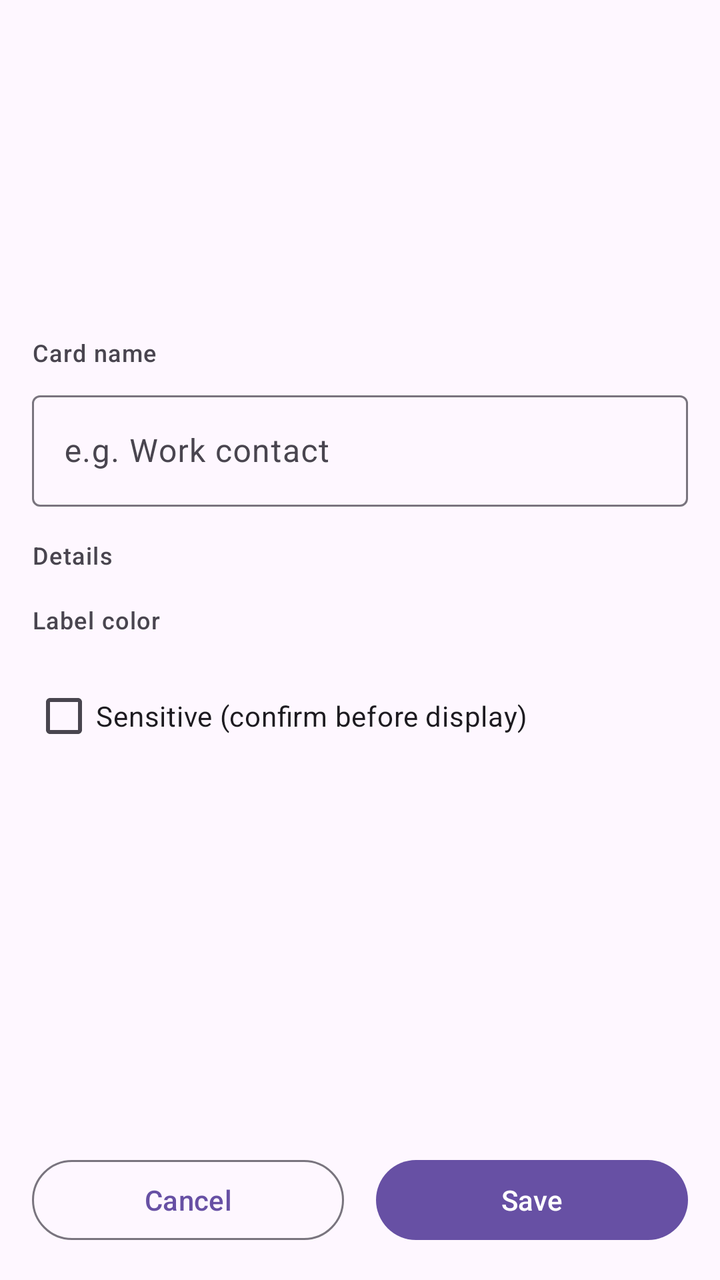
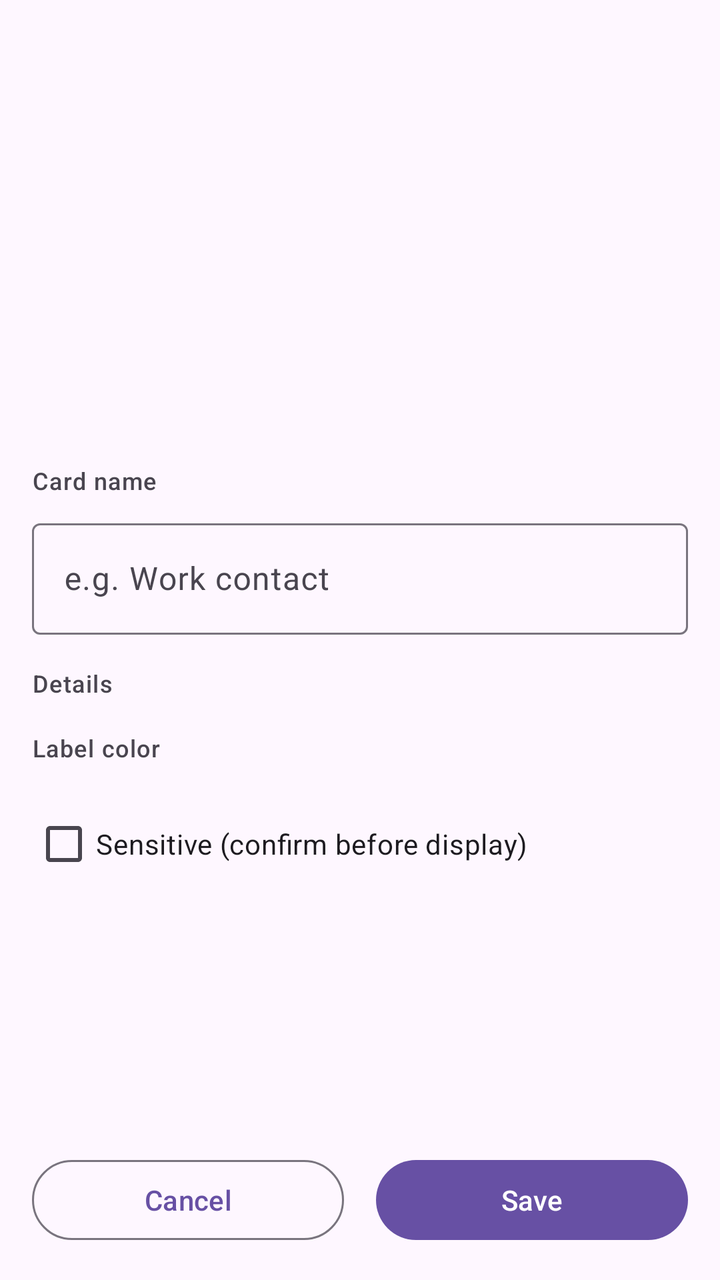

Two renders of the same Android screen: before a commit and after it. Below are the layout's source before the change and the commit's diff.
<!-- AndroidManifest.xml: application theme Theme.QRCards -->
<!-- res/layout/activity_card_edit.xml -->
<?xml version="1.0" encoding="utf-8"?>
<LinearLayout xmlns:android="http://schemas.android.com/apk/res/android"
    xmlns:app="http://schemas.android.com/apk/res-auto"
    android:layout_width="match_parent"
    android:layout_height="match_parent"
    android:orientation="vertical">

    
    <com.google.android.material.appbar.MaterialToolbar
        android:id="@+id/toolbar"
        android:layout_width="match_parent"
        android:layout_height="?attr/actionBarSize" />

    <ScrollView
        android:layout_width="match_parent"
        android:layout_height="0dp"
        android:layout_weight="1">

        <LinearLayout
            android:layout_width="match_parent"
            android:layout_height="wrap_content"
            android:orientation="vertical"
            android:padding="16dp">

            
            <LinearLayout
                android:layout_width="match_parent"
                android:layout_height="wrap_content"
                android:minHeight="64dp"
                android:orientation="vertical">

                <TextView
                    android:id="@+id/typeTitle"
                    android:layout_width="wrap_content"
                    android:layout_height="wrap_content"
                    android:singleLine="true"
                    android:textAppearance="?attr/textAppearanceHeadlineSmall" />

                <TextView
                    android:id="@+id/typeDesc"
                    android:layout_width="wrap_content"
                    android:layout_height="wrap_content"
                    android:lines="2"
                    android:textAppearance="?attr/textAppearanceBodySmall" />
            </LinearLayout>

            
            <LinearLayout
                android:id="@+id/typeTabRow1"
                android:layout_width="match_parent"
                android:layout_height="wrap_content"
                android:layout_marginTop="8dp"
                android:gravity="center_horizontal"
                android:orientation="horizontal" />

            
            <TextView
                android:layout_width="wrap_content"
                android:layout_height="wrap_content"
                android:layout_marginTop="16dp"
                android:text="@string/card_name"
                android:textAppearance="?attr/textAppearanceLabelMedium" />

            <com.google.android.material.textfield.TextInputLayout
                android:id="@+id/cardNameLayout"
                android:layout_width="match_parent"
                android:layout_height="wrap_content"
                android:layout_marginTop="8dp"
                app:boxBackgroundMode="outline">

                <com.google.android.material.textfield.TextInputEditText
                    android:id="@+id/cardNameInput"
                    android:layout_width="match_parent"
                    android:layout_height="wrap_content"
                    android:hint="@string/card_name_hint"
                    android:inputType="textCapWords"
                    android:imeOptions="actionNext" />
            </com.google.android.material.textfield.TextInputLayout>

            <TextView
                android:layout_width="wrap_content"
                android:layout_height="wrap_content"
                android:layout_marginTop="16dp"
                android:text="@string/details"
                android:textAppearance="?attr/textAppearanceLabelMedium" />

            <LinearLayout
                android:id="@+id/formContainer"
                android:layout_width="match_parent"
                android:layout_height="wrap_content"
                android:orientation="vertical" />

            <TextView
                android:id="@+id/wifiNote"
                android:layout_width="match_parent"
                android:layout_height="wrap_content"
                android:layout_marginTop="8dp"
                android:text="@string/wifi_plaintext_note"
                android:textAppearance="?attr/textAppearanceBodySmall"
                android:textColor="?attr/colorError"
                android:visibility="gone" />

            <TextView
                android:layout_width="wrap_content"
                android:layout_height="wrap_content"
                android:layout_marginTop="16dp"
                android:text="@string/label_color"
                android:textAppearance="?attr/textAppearanceLabelMedium" />

            <LinearLayout
                android:id="@+id/colorRow"
                android:layout_width="match_parent"
                android:layout_height="wrap_content"
                android:layout_marginTop="8dp"
                android:gravity="center_vertical"
                android:orientation="horizontal" />

            <com.google.android.material.checkbox.MaterialCheckBox
                android:id="@+id/sensitiveCheck"
                android:layout_width="wrap_content"
                android:layout_height="wrap_content"
                android:layout_marginTop="8dp"
                android:text="@string/sensitive_check" />
        </LinearLayout>
    </ScrollView>

    
    <LinearLayout
        android:layout_width="match_parent"
        android:layout_height="wrap_content"
        android:orientation="horizontal"
        android:padding="16dp">

        <com.google.android.material.button.MaterialButton
            android:id="@+id/cancelButton"
            style="@style/Widget.Material3.Button.OutlinedButton"
            android:layout_width="0dp"
            android:layout_height="wrap_content"
            android:layout_marginEnd="8dp"
            android:layout_weight="1"
            android:text="@string/cancel" />

        <com.google.android.material.button.MaterialButton
            android:id="@+id/saveButton"
            android:layout_width="0dp"
            android:layout_height="wrap_content"
            android:layout_marginStart="8dp"
            android:layout_weight="1"
            android:text="@string/save" />
    </LinearLayout>
</LinearLayout>
<!-- resources referenced by this layout -->
<resources>
  <string name="cancel">Cancel</string>
  <string name="card_name">Card name</string>
  <string name="card_name_hint">e.g. Work contact</string>
  <string name="details">Details</string>
  <string name="label_color">Label color</string>
  <string name="save">Save</string>
  <string name="sensitive_check">Sensitive (confirm before display)</string>
  <string name="wifi_plaintext_note">The password is baked into the QR code as plain text — anyone who scans it can read it. Use a guest network, never your main LAN password.</string>
  <style name="Theme.QRCards" parent="Theme.Material3.DayNight.NoActionBar" />
</resources>

<!-- the commit's change to res/layout/activity_card_edit.xml (unified diff, before → after) -->
@@ -46,12 +46,43 @@
 
             
             <LinearLayout
-                android:id="@+id/typeTabRow1"
+                android:id="@+id/typeTabRowOuter"
                 android:layout_width="match_parent"
                 android:layout_height="wrap_content"
                 android:layout_marginTop="8dp"
-                android:gravity="center_horizontal"
-                android:orientation="horizontal" />
+                android:orientation="horizontal">
+
+                <HorizontalScrollView
+                    android:id="@+id/typeTabStrip"
+                    android:layout_width="0dp"
+                    android:layout_height="wrap_content"
+                    android:layout_weight="1"
+                    android:scrollbars="none">
+
+                    <LinearLayout
+                        android:id="@+id/typeTabRow"
+                        android:layout_width="wrap_content"
+                        android:layout_height="wrap_content"
+                        android:orientation="horizontal" />
+                </HorizontalScrollView>
+
+                <LinearLayout
+                    android:id="@+id/typeMoreButton"
+                    android:layout_width="wrap_content"
+                    android:layout_height="wrap_content"
+                    android:minHeight="64dp"
+                    android:gravity="center"
+                    android:orientation="vertical"
+                    android:clickable="true"
+                    android:focusable="true">
+
+                    <ImageView
+                        android:id="@+id/typeMoreIcon"
+                        android:layout_width="30dp"
+                        android:layout_height="30dp"
+                        android:contentDescription="@string/more_types" />
+                </LinearLayout>
+            </LinearLayout>
 
             
             <TextView
<!-- resource entries referenced after the edit -->
@@ -5,6 +5,7 @@
   <string name="card_name_hint">e.g. Work contact</string>
   <string name="details">Details</string>
   <string name="label_color">Label color</string>
+  <string name="more_types">More</string>
   <string name="save">Save</string>
   <string name="sensitive_check">Sensitive (confirm before display)</string>
   <string name="wifi_plaintext_note">The password is baked into the QR code as plain text — anyone who scans it can read it. Use a guest network, never your main LAN password.</string>
